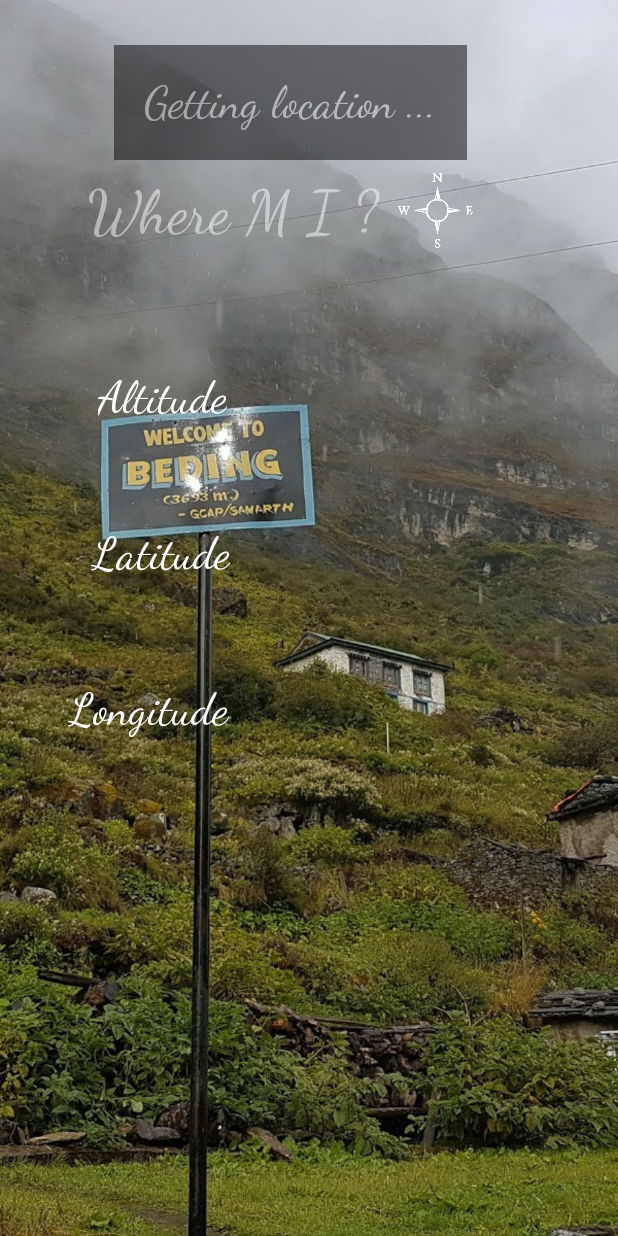
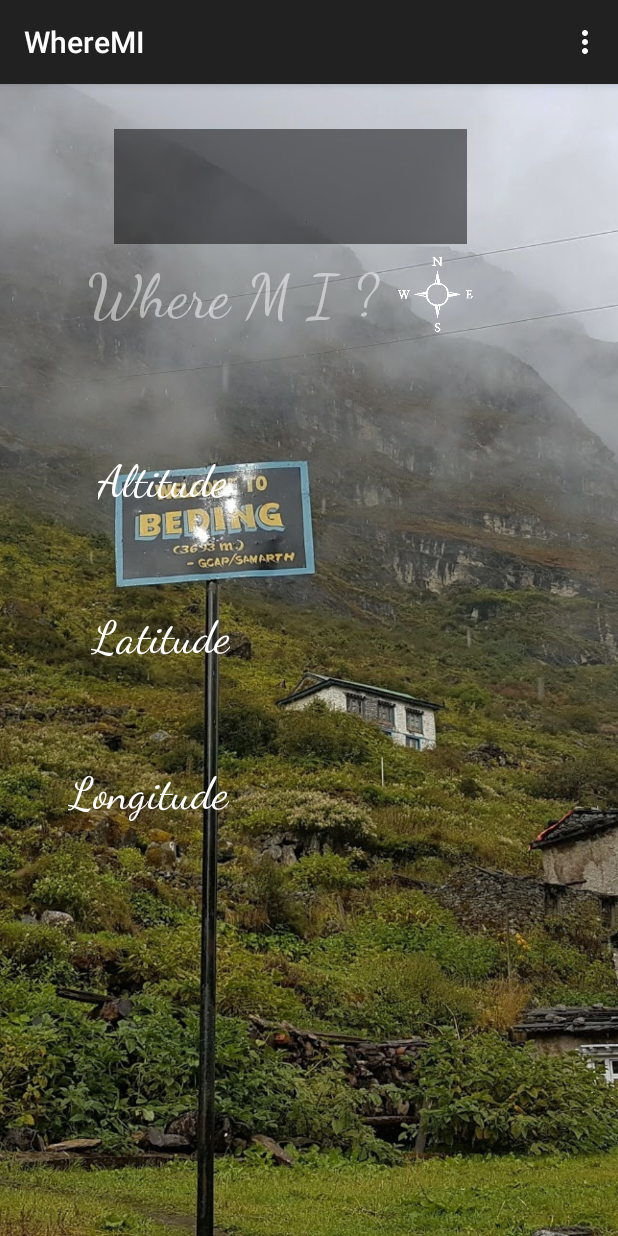
Before and after one commit to drklrd/wheremi, an Android app: the screen it shows after launch (MainActivity), on a phone screen of 412 x 824 dp. Run offline under Robolectric (Android 15) with nearby library versions, the phone set to English and light mode, and no system bars.

Commit message:
add status bar menu

```diff
--- a/app/src/main/AndroidManifest.xml
+++ b/app/src/main/AndroidManifest.xml
@@ -8,7 +8,7 @@
         android:label="@string/app_name"
         android:roundIcon="@mipmap/ic_launcher_round"
         android:supportsRtl="true"
-        android:theme="@style/Theme.AppCompat.NoActionBar">
+        android:theme="@style/Theme.AppCompat.DayNight.DarkActionBar">
         <activity android:name=".MainActivity">
             <intent-filter>
                 <action android:name="android.intent.action.MAIN" />
--- a/app/src/main/java/com/example/drklrd/wheremi/MainActivity.java
+++ b/app/src/main/java/com/example/drklrd/wheremi/MainActivity.java
@@ -13,8 +13,12 @@ import android.support.v4.content.ContextCompat;
 import android.support.v7.app.AppCompatActivity;
 import android.os.Bundle;
 import android.util.Log;
+import android.view.Menu;
+import android.view.MenuInflater;
+import android.view.MenuItem;
 import android.view.View;
 import android.widget.TextView;
+import android.widget.Toast;
 
 public class MainActivity extends AppCompatActivity {
 
@@ -52,6 +56,27 @@ public class MainActivity extends AppCompatActivity {
     }
 
 
+    @Override
+    public boolean onCreateOptionsMenu(Menu menu) {
+        MenuInflater menuInflater = getMenuInflater();
+        menuInflater.inflate(R.menu.main_menu,menu);
+        return super.onCreateOptionsMenu(menu);
+    }
+
+    @Override
+    public boolean onOptionsItemSelected(MenuItem item) {
+        super.onOptionsItemSelected(item);
+        switch (item.getItemId()){
+            case R.id.settings:
+                Toast.makeText(this, "Settings", Toast.LENGTH_SHORT).show();
+                return true;
+            case R.id.about:
+                Toast.makeText(this, "About", Toast.LENGTH_SHORT).show();
+                return true;
+            default:
+                return false;
+        }
+    }
 
     @Override
     protected void onCreate(Bundle savedInstanceState) {
--- /dev/null
+++ b/app/src/main/res/menu/main_menu.xml
@@ -0,0 +1,11 @@
+<?xml version="1.0" encoding="utf-8"?>
+<menu xmlns:app="http://schemas.android.com/apk/res-auto"
+    xmlns:android="http://schemas.android.com/apk/res/android">
+
+    <item
+        android:id="@+id/settings"
+        android:title="Settings" />
+    <item
+        android:id="@+id/about"
+        android:title="About" />
+</menu>
```
